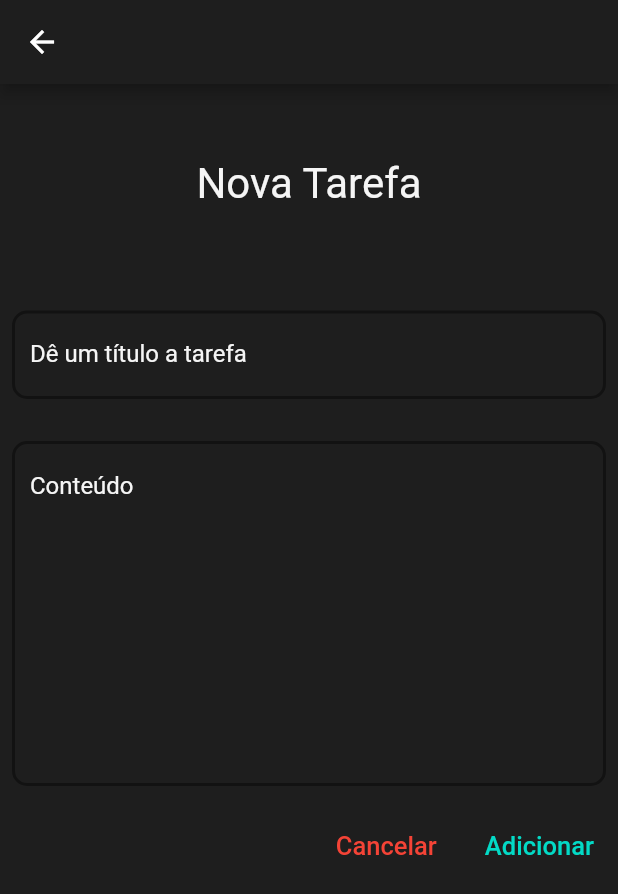
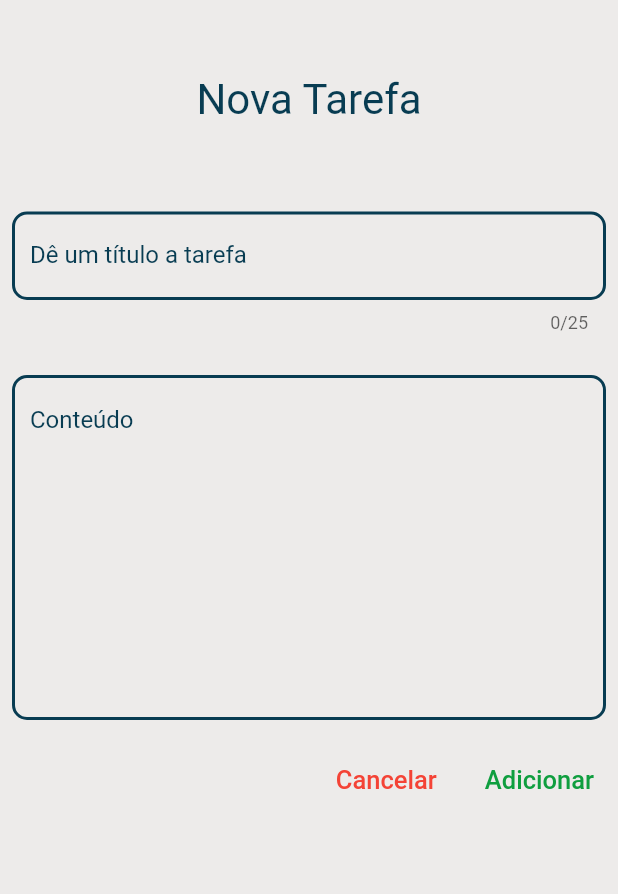
Before and after one commit to gzeloni/flutter_todo_list_app, a Flutter app: the screen it shows after launch, after a tap on "Nova Tarefa", on a phone screen of 412 x 824 dp. Shown: the top 894 px of the screen. Run offline on Flutter 3.47's test engine with Material 2 defaults, Android fonts, the phone set to English and light mode, and no system bars; our stand-ins replace shared_preferences.

Commit message:
Alteração do layout e correções de bugs

```diff
--- a/lib/main.dart
+++ b/lib/main.dart
@@ -23,8 +23,8 @@ class _MainState extends State<Main> {
       home: const Screens(),
       theme: ThemeData(
         colorScheme: ColorScheme.fromSwatch().copyWith(
-          primary: const Color(0xffc38fff),
-          secondary: const Color(0xffc38fff),
+          primary: const Color(0xffedebea),
+          secondary: const Color.fromARGB(255, 8, 60, 82),
         ),
       ),
     );
--- a/lib/navbar/navbar.dart
+++ b/lib/navbar/navbar.dart
@@ -22,15 +22,15 @@ class _ScreensState extends State<Screens> {
   @override
   Widget build(BuildContext context) {
     return Scaffold(
-      body: telas[0],
+      body: telas[indexOf],
       bottomNavigationBar: BottomNavigationBar(
         iconSize: 32,
         selectedFontSize: 15,
         unselectedFontSize: 14,
         type: BottomNavigationBarType.fixed,
-        backgroundColor: const Color(0xff121212),
-        unselectedItemColor: const Color.fromARGB(255, 238, 238, 238),
-        selectedItemColor: const Color.fromARGB(190, 3, 218, 197),
+        backgroundColor: const Color(0xffedebea),
+        unselectedItemColor: const Color.fromARGB(255, 8, 60, 82),
+        selectedItemColor: const Color.fromARGB(255, 15, 158, 63),
         currentIndex: indexOf,
         onTap: (index) => setState(() => indexOf = index),
         items: const [
--- a/lib/screens/home.dart
+++ b/lib/screens/home.dart
@@ -38,7 +38,7 @@ class _HomeState extends State<Home> {
   Widget build(BuildContext context) {
     return SafeArea(
       child: Scaffold(
-        backgroundColor: const Color(0xff121212),
+        backgroundColor: const Color(0xffedebea),
         body: Column(
           children: [
             Container(
@@ -52,21 +52,22 @@ class _HomeState extends State<Home> {
                     "Tarefas",
                     style: TextStyle(
                       fontSize: 28,
-                      color: Color.fromARGB(255, 245, 245, 245),
+                      color: Color.fromARGB(255, 8, 60, 82),
                     ),
                   ),
                 ],
               ),
             ),
             const SizedBox(
-              height: 40,
+              height: 30,
             ),
             Flexible(
               child: ListView(
                 shrinkWrap: true,
                 children: [
                   for (Todo todo in todos)
-                    TodoListItem(todo: todo, onDelete: onDelete),
+                    if (todo.isComplete == false)
+                      TodoListItem(todo: todo, onDelete: onDelete),
                   if (todos.isEmpty)
                     Padding(
                       padding: const EdgeInsets.only(
@@ -78,11 +79,11 @@ class _HomeState extends State<Home> {
                         child: Column(
                           children: [
                             const Text(
-                              "Você ainda não possui tarefas",
+                              "Não há tarefas.",
                               style: TextStyle(
                                 fontSize: 22,
                                 fontWeight: FontWeight.w500,
-                                color: Color.fromARGB(255, 238, 238, 238),
+                                color: Color.fromARGB(255, 8, 60, 82),
                               ),
                             ),
                             const SizedBox(
@@ -91,9 +92,9 @@ class _HomeState extends State<Home> {
                             Padding(
                               padding: const EdgeInsets.all(12.0),
                               child: Image.asset(
-                                'assets/triste.png',
-                                width: 250,
-                                height: 250,
+                                'assets/empty.png',
+                                width: 270,
+                                height: 270,
                               ),
                             ),
                           ],
@@ -107,16 +108,13 @@ class _HomeState extends State<Home> {
         ),
         floatingActionButton: FloatingActionButton.extended(
           heroTag: null,
-          backgroundColor: const Color.fromARGB(190, 3, 218, 197),
+          backgroundColor: const Color.fromARGB(255, 15, 158, 63),
           onPressed: navigateSecondPage,
           label: const Text(
             'Nova Tarefa',
             style: TextStyle(fontSize: 16, fontWeight: FontWeight.w600),
           ),
-          icon: const Icon(
-            Icons.add,
-            size: 25,
-          ),
+          icon: null,
         ),
       ),
     );
@@ -143,7 +141,7 @@ class _HomeState extends State<Home> {
     ScaffoldMessenger.of(context).showSnackBar(
       SnackBar(
         content: Text(
-          "Tarefa '${todo.title}' foi deletada!",
+          "Tarefa '${todo.title.length > 12 ? todo.title.substring(0, 12) : todo.title}' foi deletada!",
           style: const TextStyle(
             color: Color.fromARGB(228, 22, 22, 22),
             fontSize: 20,
--- a/lib/screens/newTask.dart
+++ b/lib/screens/newTask.dart
@@ -55,10 +55,7 @@ class _NewTaskState extends State<NewTask> {
   @override
   Widget build(BuildContext context) {
     return Scaffold(
-      backgroundColor: const Color(0xff1e1e1e),
-      appBar: AppBar(
-        backgroundColor: const Color(0xff1e1e1e),
-      ),
+      backgroundColor: const Color(0xffedebea),
       body: SafeArea(
         child: Column(children: [
           Container(
@@ -72,14 +69,14 @@ class _NewTaskState extends State<NewTask> {
                   "Nova Tarefa",
                   style: TextStyle(
                     fontSize: 28,
-                    color: Color.fromARGB(255, 245, 245, 245),
+                    color: Color.fromARGB(255, 8, 60, 82),
                   ),
                 ),
               ],
             ),
           ),
           const SizedBox(
-            height: 40,
+            height: 30,
           ),
           Padding(
             padding: const EdgeInsets.all(8),
@@ -87,44 +84,45 @@ class _NewTaskState extends State<NewTask> {
               children: [
                 Expanded(
                   child: TextField(
+                    maxLength: 25,
                     textCapitalization: TextCapitalization.sentences,
                     autofocus: false,
                     style: const TextStyle(
-                      color: Color.fromARGB(255, 245, 245, 245),
+                      color: Color.fromARGB(255, 8, 60, 82),
                     ),
                     controller: _titleController,
                     decoration: InputDecoration(
                       labelStyle: const TextStyle(
-                        color: Color.fromARGB(255, 245, 245, 245),
+                        color: Color.fromARGB(255, 8, 60, 82),
                       ),
                       hintStyle: const TextStyle(
-                        color: Color.fromARGB(255, 245, 245, 245),
+                        color: Color.fromARGB(255, 8, 60, 82),
                       ),
                       filled: true,
-                      fillColor: const Color(0xff1e1e1e),
+                      fillColor: const Color(0xffedebea),
                       enabledBorder: OutlineInputBorder(
                         borderSide: const BorderSide(
                           width: 2,
-                          color: Color(0xff121212),
+                          color: Color.fromARGB(255, 8, 60, 82),
                         ),
                         borderRadius: BorderRadius.circular(10),
                       ),
                       focusedBorder: OutlineInputBorder(
                         borderSide: const BorderSide(
                           width: 2,
-                          color: Color.fromARGB(190, 3, 218, 197),
+                          color: Color.fromARGB(255, 15, 158, 63),
                         ),
                         borderRadius: BorderRadius.circular(10),
                       ),
                       border: OutlineInputBorder(
                         borderSide: const BorderSide(
                           width: 2,
-                          color: Color.fromARGB(190, 3, 218, 197),
+                          color: Color.fromARGB(255, 15, 158, 63),
                         ),
                         borderRadius: BorderRadius.circular(10),
                       ),
                       floatingLabelStyle: const TextStyle(
-                        color: Color.fromARGB(255, 238, 238, 238),
+                        color: Color.fromARGB(255, 8, 60, 82),
                       ),
                       labelText: "Dê um título a tarefa",
                       hintText: "Ex: Estudar piano",
@@ -148,41 +146,41 @@ class _NewTaskState extends State<NewTask> {
                     keyboardType: TextInputType.multiline,
                     maxLines: 10,
                     style: const TextStyle(
-                      color: Color.fromARGB(255, 245, 245, 245),
+                      color: Color.fromARGB(255, 8, 60, 82),
                     ),
                     controller: _subtitleController,
                     decoration: InputDecoration(
                       labelStyle: const TextStyle(
-                        color: Color.fromARGB(255, 245, 245, 245),
+                        color: Color.fromARGB(255, 8, 60, 82),
                       ),
                       hintStyle: const TextStyle(
-                        color: Color.fromARGB(255, 245, 245, 245),
+                        color: Color.fromARGB(255, 8, 60, 82),
                       ),
                       filled: true,
-                      fillColor: const Color(0xff1e1e1e),
+                      fillColor: const Color(0xffedebea),
                       enabledBorder: OutlineInputBorder(
                         borderSide: const BorderSide(
                           width: 2,
-                          color: Color(0xff121212),
+                          color: Color.fromARGB(255, 8, 60, 82),
                         ),
                         borderRadius: BorderRadius.circular(10),
                       ),
                       focusedBorder: OutlineInputBorder(
                         borderSide: const BorderSide(
                           width: 2,
-                          color: Color.fromARGB(190, 3, 218, 197),
+                          color: Color.fromARGB(255, 15, 158, 63),
                         ),
                         borderRadius: BorderRadius.circular(10),
                       ),
                       border: OutlineInputBorder(
                         borderSide: const BorderSide(
                           width: 2,
-                          color: Color.fromARGB(190, 3, 218, 197),
+                          color: Color.fromARGB(255, 15, 158, 63),
                         ),
                         borderRadius: BorderRadius.circular(10),
                       ),
                       floatingLabelStyle: const TextStyle(
-                        color: Color.fromARGB(255, 238, 238, 238),
+                        color: Color.fromARGB(255, 8, 60, 82),
                         fontSize: 20,
                         fontWeight: FontWeight.w500,
                       ),
@@ -226,6 +224,10 @@ class _NewTaskState extends State<NewTask> {
                           errorTitleText = 'O título não pode estar vazio.';
                         });
                         return;
+                      } else {
+                        setState(() {
+                          errorTitleText = null;
+                        });
                       }
                       if (content.isEmpty) {
                         setState(() {
@@ -235,7 +237,6 @@ class _NewTaskState extends State<NewTask> {
                         return;
                       } else {
                         setState(() {
-                          errorTitleText = null;
                           errorSubtitleText = null;
                         });
                       }
@@ -245,6 +246,7 @@ class _NewTaskState extends State<NewTask> {
                         id: hashEncoder().toString(),
                         title: title,
                         content: content,
+                        isComplete: false,
                       );
                       todos.add(newTodo);
                       _titleController.clear();
@@ -260,7 +262,7 @@ class _NewTaskState extends State<NewTask> {
                     "Adicionar",
                     style: TextStyle(
                       fontSize: 17,
-                      color: Color(0xff03dac6),
+                      color: Color.fromARGB(255, 15, 158, 63),
                     ),
                   ),
                 ),
--- a/lib/widgets/circular_button.dart
+++ b/lib/widgets/circular_button.dart
@@ -1,7 +1,8 @@
 import 'package:flutter/material.dart';
+import 'package:todo_list/widgets/todo.dart';
 
 class CircularButton extends StatefulWidget {
-  const CircularButton({
+  CircularButton({
     Key? key,
     required this.onPressed,
   }) : super(key: key);
@@ -40,7 +41,7 @@ class _CircularButtonState extends State<CircularButton> {
       },
       child: Icon(
         circleButton,
-        color: Colors.grey,
+        color: const Color.fromARGB(255, 8, 60, 82),
       ),
     );
   }
```
Also changed, not shown: lib/screens/completedTasks.dart (+13 -15 lines), lib/screens/showFullTask.dart (+36 -24 lines), lib/widgets/todo_list_item.dart (+27 -18 lines), pubspec.yaml (+5 -4 lines), assets/empty.png (added), assets/ic_launcher.png (added), assets/triste.png (deleted), 19 other files.
